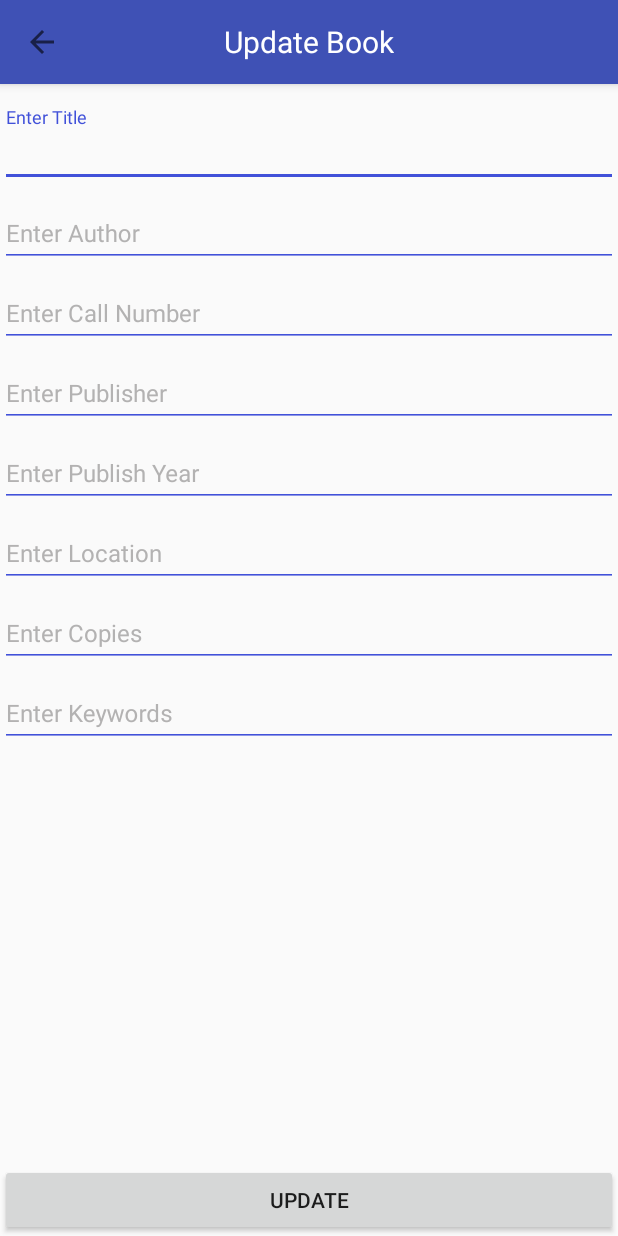
After one commit to parag-vijay/LibraryAndroidApp, an Android app: the UpdateBookActivity screen opened directly, with no data from a screen before it, on a phone screen of 412 x 824 dp. The commit adds this screen. Run offline under Robolectric (Android 15) with nearby library versions, the phone set to English and light mode, and no system bars; our stand-ins replace ButterKnife, RxJava; network calls fail; 1 statement that could not run was skipped.

Commit message:
Librarian functionality complete

```diff
--- a/android/app/src/main/java/com/android/cmpe277project/model/Book.java
+++ b/android/app/src/main/java/com/android/cmpe277project/model/Book.java
@@ -9,6 +9,7 @@ import java.util.List;
  */
 
 public class Book {
+    @SerializedName("bookId")
     private String id;
     @SerializedName("email")
     private String ownerId;
--- a/android/app/src/main/java/com/android/cmpe277project/module/cart/CartActivity.java
+++ b/android/app/src/main/java/com/android/cmpe277project/module/cart/CartActivity.java
@@ -49,4 +49,9 @@ public class CartActivity extends BaseActivity {
     public void onViewClicked() {
 
     }
+
+    public void deleteFromCart(Cart cart) {
+        carts.remove(cart);
+        cartAdapter.notifyDataSetChanged();
+    }
 }
--- a/android/app/src/main/java/com/android/cmpe277project/module/librarian/SearchAdapter.java
+++ b/android/app/src/main/java/com/android/cmpe277project/module/librarian/SearchAdapter.java
@@ -71,7 +71,7 @@ public class SearchAdapter extends RecyclerView.Adapter<SearchAdapter.SearchView
 
         @OnClick(R.id.btn_update)
         public void onBtnUpdateClick() {
-
+            ((SearchActivity)context).updateBook(books.get(getAdapterPosition()));
         }
 
         @OnClick(R.id.btn_delete)
--- /dev/null
+++ b/android/app/src/main/java/com/android/cmpe277project/module/librarian/UpdateBookActivity.java
@@ -0,0 +1,153 @@
+package com.android.cmpe277project.module.librarian;
+
+import android.app.Activity;
+import android.content.Intent;
+import android.os.Bundle;
+import android.os.Handler;
+import android.support.v7.widget.Toolbar;
+import android.view.MenuItem;
+import android.view.View;
+import android.widget.EditText;
+import android.widget.ProgressBar;
+import android.widget.RelativeLayout;
+
+import com.android.cmpe277project.R;
+import com.android.cmpe277project.base.BaseActivity;
+import com.android.cmpe277project.model.Book;
+import com.android.cmpe277project.model.User;
+import com.android.cmpe277project.module.util.Bakery;
+import com.android.cmpe277project.service.librarian.LibrarianPresenter;
+import com.android.cmpe277project.service.librarian.LibrarianPresenterImpl;
+import com.android.cmpe277project.service.librarian.LibrarianViewInteractor;
+import com.android.cmpe277project.util.UserPreference;
+import com.google.gson.Gson;
+
+import java.util.List;
+
+import butterknife.BindView;
+import butterknife.ButterKnife;
+import butterknife.OnClick;
+
+public class UpdateBookActivity extends BaseActivity implements LibrarianViewInteractor {
+
+    @BindView(R.id.edt_title)
+    EditText edtTitle;
+    @BindView(R.id.edt_author)
+    EditText edtAuthor;
+    @BindView(R.id.edt_callNumber)
+    EditText edtCallNumber;
+    @BindView(R.id.edt_publisher)
+    EditText edtPublisher;
+    @BindView(R.id.edt_publish_year)
+    EditText edtPublishYear;
+    @BindView(R.id.edt_location)
+    EditText edtLocation;
+    @BindView(R.id.edt_copies)
+    EditText edtCopies;
+    @BindView(R.id.edt_keyword)
+    EditText edtKeyword;
+    @BindView(R.id.onboard_progressBar)
+    ProgressBar onboardProgressBar;
+    @BindView(R.id.rootLayout)
+    RelativeLayout rootLayout;
+    @BindView(R.id.toolbar)
+    Toolbar toolbar;
+
+    private LibrarianPresenter librarianPresenter;
+    private User user;
+    private UserPreference userPreference;
+    private Book book;
+
+    @Override
+    protected void onCreate(Bundle savedInstanceState) {
+        super.onCreate(savedInstanceState);
+        setContentView(R.layout.activity_update_book);
+        ButterKnife.bind(this);
+
+        Bundle b = getIntent().getExtras();
+        String bookString = b.getString("book");
+
+        book = new Gson().fromJson(bookString, Book.class);
+        if (book != null) {
+            setBookData(book);
+        }
+
+        userPreference = new UserPreference(this);
+        user = userPreference.readUser();
+        librarianPresenter = new LibrarianPresenterImpl(this);
+        librarianPresenter.attachViewInteractor(this);
+        setSupportActionBar(toolbar);
+
+        getSupportActionBar().setTitle("");
+        getSupportActionBar().setDisplayHomeAsUpEnabled(true);
+        getSupportActionBar().setDisplayShowHomeEnabled(true);
+    }
+
+    public void setBookData(Book book) {
+        edtAuthor.setText(book.getAuthor());
+        edtCallNumber.setText(book.getCallNumber());
+        edtTitle.setText(book.getTitle());
+        edtCopies.setText(String.valueOf(book.getCopies()));
+        edtKeyword.setText(book.getKeywords());
+        edtPublisher.setText(book.getPublisher());
+        edtPublishYear.setText(String.valueOf(book.getYearOfPub()));
+        edtLocation.setText(book.getLocation());
+    }
+
+    @Override
+    public boolean onOptionsItemSelected(MenuItem item) {
+        switch (item.getItemId()) {
+            // Respond to the action bar's Up/Home button
+            case android.R.id.home:
+                finish();
+                return true;
+        }
+        return super.onOptionsItemSelected(item);
+    }
+
+    @OnClick(R.id.btn_update)
+    public void onViewClicked() {
+        book.setAuthor(edtAuthor.getText().toString());
+        book.setCopies(Integer.parseInt(edtCopies.getText().toString()));
+        book.setCallNumber(edtCallNumber.getText().toString());
+        book.setImage("");
+        book.setTitle(edtTitle.getText().toString());
+        book.setPublisher(edtPublisher.getText().toString());
+        book.setYearOfPub(Integer.parseInt(edtPublishYear.getText().toString()));
+        book.setLocation(edtLocation.getText().toString());
+        book.setStatus(Book.Status.AVAILABLE);
+        book.setKeywords(edtKeyword.getText().toString());
+        book.setOwnerId(user.getEmail());
+
+        librarianPresenter.updateBook(book);
+    }
+
+    @Override
+    public void showProgress() {
+        onboardProgressBar.setVisibility(View.VISIBLE);
+    }
+
+    @Override
+    public void hideProgress() {
+        onboardProgressBar.setVisibility(View.GONE);
+    }
+
+    @Override
+    public void onSuccess() {
+        Bakery bakery = new Bakery(this);
+        bakery.snackShort(rootLayout, "Book Updated Successfully");
+        new Handler().postDelayed(new Runnable() {
+            @Override
+            public void run() {
+
+                Intent intent = getIntent();
+                finish();
+            }
+        },3000);
+    }
+
+    @Override
+    public void onResult(List<Book> books) {
+
+    }
+}
--- a/android/app/src/main/java/com/android/cmpe277project/service/Service.java
+++ b/android/app/src/main/java/com/android/cmpe277project/service/Service.java
@@ -33,9 +33,8 @@ public interface Service {
     @POST("librarian/add")
     Observable<Response<ResponseBody>> addBook(@Body Book book );
 
-    @FormUrlEncoded
     @POST("librarian/update")
-    Observable<Response<ResponseBody>> updateBook(@Body Book book, @Field("email") String email );
+    Observable<Response<ResponseBody>> updateBook(@Body Book book);
 
     @FormUrlEncoded
     @POST("librarian/search")
--- a/android/app/src/main/java/com/android/cmpe277project/service/librarian/LibrarianPresenterImpl.java
+++ b/android/app/src/main/java/com/android/cmpe277project/service/librarian/LibrarianPresenterImpl.java
@@ -28,7 +28,6 @@ import retrofit2.Response;
 public class LibrarianPresenterImpl extends BasePresenter<LibrarianViewInteractor> implements LibrarianPresenter {
 
     private Service service;
-    private JsonObject raw_response;
     private UserPreference userPreference;
     private User user;
 
@@ -95,7 +94,7 @@ public class LibrarianPresenterImpl extends BasePresenter<LibrarianViewInteracto
 
     @Override
     public void updateBook(Book book) {
-        Observable<Response<ResponseBody>> observable = service.updateBook(book,user.getEmail());
+        Observable<Response<ResponseBody>> observable = service.updateBook(book);
 
         getViewInteractor().showProgress();
         new CompositeDisposable().add(observable
--- /dev/null
+++ b/android/app/src/main/res/layout/activity_update_book.xml
@@ -0,0 +1,181 @@
+<?xml version="1.0" encoding="utf-8"?>
+<RelativeLayout xmlns:android="http://schemas.android.com/apk/res/android"
+    xmlns:app="http://schemas.android.com/apk/res-auto"
+    xmlns:tools="http://schemas.android.com/tools"
+    android:layout_width="match_parent"
+    android:layout_height="match_parent"
+    android:orientation="vertical"
+    android:id="@+id/rootLayout"
+    tools:context="com.android.cmpe277project.module.librarian.AddBookActivity">
+
+    <android.support.v7.widget.Toolbar
+        android:layout_width="match_parent"
+        android:layout_height="?android:attr/actionBarSize"
+        android:id="@+id/toolbar"
+        android:background="@color/colorPrimary"
+        android:elevation="4dp"
+        android:layout_gravity="center"
+        android:layout_alignParentTop="true"
+        android:layout_alignParentStart="true"
+        android:layout_marginBottom="15dp">
+
+        <TextView
+            android:layout_width="wrap_content"
+            android:layout_height="wrap_content"
+            android:text="Update Book"
+            android:textColor="#FFF"
+            android:textSize="20sp"
+            android:layout_gravity="center"/>
+
+    </android.support.v7.widget.Toolbar>
+
+    <ScrollView
+        android:layout_width="match_parent"
+        android:layout_height="wrap_content"
+        android:layout_marginBottom="55dp"
+        android:layout_below="@+id/toolbar">
+        <LinearLayout
+            android:layout_width="match_parent"
+            android:layout_height="wrap_content"
+            android:orientation="vertical">
+
+            <android.support.design.widget.TextInputLayout
+                android:id="@+id/input_layout_title"
+                android:layout_width="match_parent"
+                android:layout_height="wrap_content"
+                android:theme="@style/TextLabel">
+
+                <EditText
+                    android:id="@+id/edt_title"
+                    android:layout_width="match_parent"
+                    android:layout_height="wrap_content"
+                    android:hint="Enter Title"
+                    android:inputType="text"
+                    android:textSize="16sp"/>
+            </android.support.design.widget.TextInputLayout>
+
+            <android.support.design.widget.TextInputLayout
+                android:id="@+id/input_layout_author"
+                android:layout_width="match_parent"
+                android:layout_height="wrap_content"
+                android:theme="@style/TextLabel">
+
+                <EditText
+                    android:id="@+id/edt_author"
+                    android:layout_width="match_parent"
+                    android:layout_height="wrap_content"
+                    android:hint="Enter Author"
+                    android:inputType="text"
+                    android:textSize="16sp"/>
+            </android.support.design.widget.TextInputLayout>
+
+            <android.support.design.widget.TextInputLayout
+                android:id="@+id/input_layout_callNumber"
+                android:layout_width="match_parent"
+                android:layout_height="wrap_content"
+                android:theme="@style/TextLabel">
+
+                <EditText
+                    android:id="@+id/edt_callNumber"
+                    android:layout_width="match_parent"
+                    android:layout_height="wrap_content"
+                    android:hint="Enter Call Number"
+                    android:inputType="text"
+                    android:textSize="16sp"/>
+            </android.support.design.widget.TextInputLayout>
+
+            <android.support.design.widget.TextInputLayout
+                android:id="@+id/input_layout_publisher"
+                android:layout_width="match_parent"
+                android:layout_height="wrap_content"
+                android:theme="@style/TextLabel">
+
+                <EditText
+                    android:id="@+id/edt_publisher"
+                    android:layout_width="match_parent"
+                    android:layout_height="wrap_content"
+                    android:hint="Enter Publisher"
+                    android:inputType="text"
+                    android:textSize="16sp"/>
+            </android.support.design.widget.TextInputLayout>
+
+            <android.support.design.widget.TextInputLayout
+                android:id="@+id/input_layout_publish_year"
+                android:layout_width="match_parent"
+                android:layout_height="wrap_content"
+                android:theme="@style/TextLabel">
+
+                <EditText
+                    android:id="@+id/edt_publish_year"
+                    android:layout_width="match_parent"
+                    android:layout_height="wrap_content"
+                    android:hint="Enter Publish Year"
+                    android:inputType="number"
+                    android:textSize="16sp"/>
+            </android.support.design.widget.TextInputLayout>
+
+            <android.support.design.widget.TextInputLayout
+                android:id="@+id/input_layout_location"
+                android:layout_width="match_parent"
+                android:layout_height="wrap_content"
+                android:theme="@style/TextLabel">
+
+                <EditText
+                    android:id="@+id/edt_location"
+                    android:layout_width="match_parent"
+                    android:layout_height="wrap_content"
+                    android:hint="Enter Location"
+                    android:inputType="text"
+                    android:textSize="16sp"/>
+            </android.support.design.widget.TextInputLayout>
+
+            <android.support.design.widget.TextInputLayout
+                android:id="@+id/input_layout_copies"
+                android:layout_width="match_parent"
+                android:layout_height="wrap_content"
+                android:theme="@style/TextLabel">
+
+                <EditText
+                    android:id="@+id/edt_copies"
+                    android:layout_width="match_parent"
+                    android:layout_height="wrap_content"
+                    android:hint="Enter Copies"
+                    android:inputType="number"
+                    android:textSize="16sp"/>
+            </android.support.design.widget.TextInputLayout>
+
+            <android.support.design.widget.TextInputLayout
+                android:id="@+id/input_layout_keyword"
+                android:layout_width="match_parent"
+                android:layout_height="wrap_content"
+                android:theme="@style/TextLabel">
+
+                <EditText
+                    android:id="@+id/edt_keyword"
+                    android:layout_width="match_parent"
+                    android:layout_height="wrap_content"
+                    android:hint="Enter Keywords"
+                    android:inputType="text"
+                    android:textSize="16sp"/>
+            </android.support.design.widget.TextInputLayout>
+
+        </LinearLayout>
+
+    </ScrollView>
+
+    <Button
+        android:layout_width="match_parent"
+        android:layout_height="wrap_content"
+        android:text="Update"
+        android:id="@+id/btn_update"
+        android:layout_alignParentBottom="true"/>
+
+    <ProgressBar
+        android:layout_width="wrap_content"
+        android:layout_height="wrap_content"
+        android:id="@+id/onboard_progressBar"
+        android:layout_centerVertical="true"
+        android:layout_centerHorizontal="true"
+        android:visibility="gone"/>
+
+</RelativeLayout>
```
Also changed, not shown: android/app/src/main/AndroidManifest.xml (+3 -4 lines), android/app/src/main/java/com/android/cmpe277project/module/cart/CartAdapter.java (+9 -2 lines), android/app/src/main/java/com/android/cmpe277project/module/librarian/SearchActivity.java (+34 -3 lines), android/app/src/main/res/layout/activity_search.xml (+21 -0 lines), android/app/build.gradle (line endings or trailing spaces).
